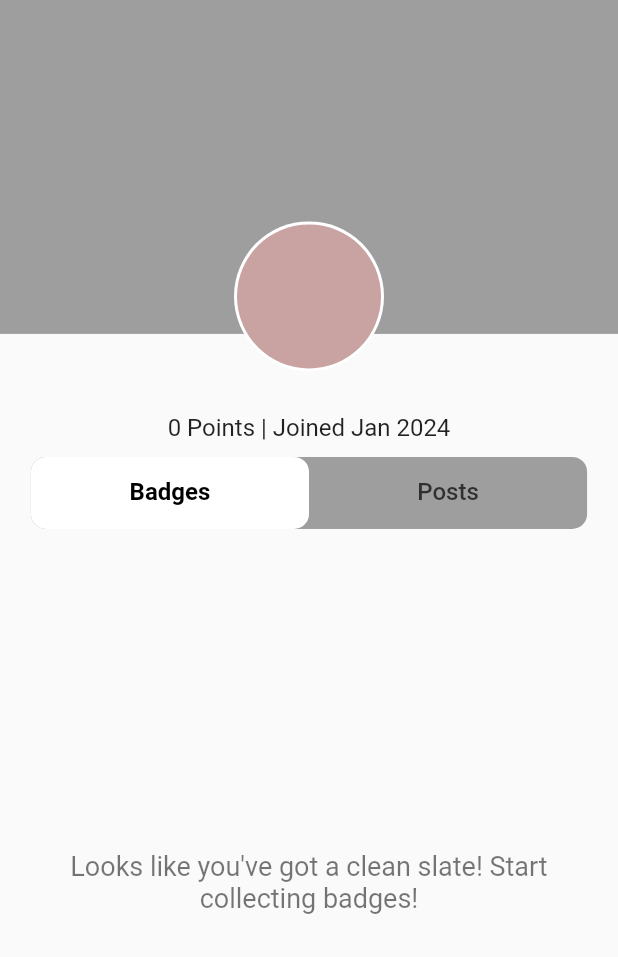
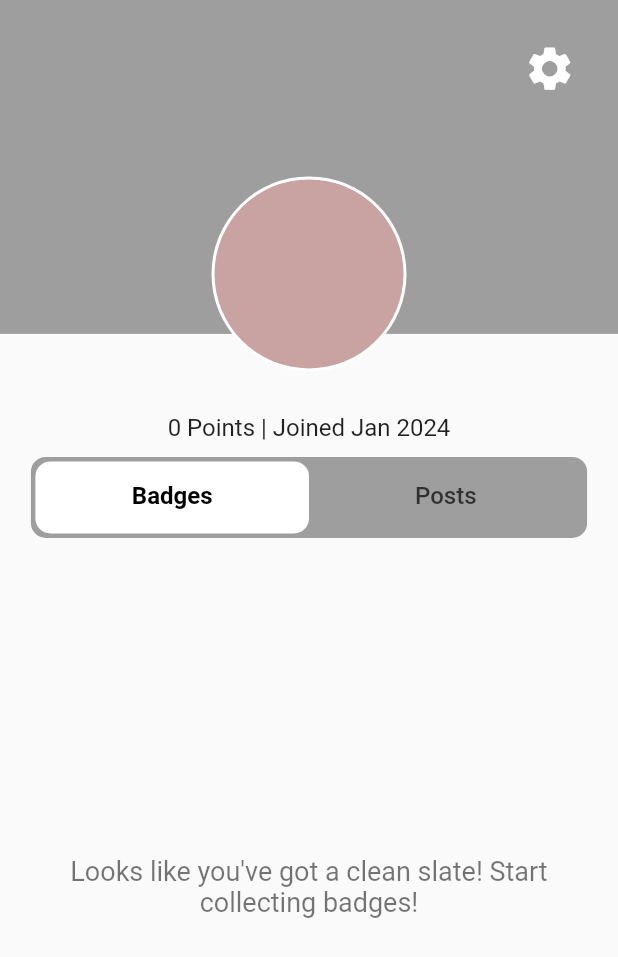
Before and after one commit to babelrobotics/babel_app, a Flutter app: the ProfileScreen screen opened by its route, on a phone screen of 412 x 824 dp. Shown: the top 957 px of the screen. Run offline on Flutter 3.47's test engine with Material 2 defaults, Android fonts, the phone set to English and light mode, and no system bars; our stand-ins replace cloud_firestore, firebase_analytics, firebase_auth, firebase_core, font_awesome_flutter, google_fonts and 3 more; accounts and stored records are empty.

Commit message:
Settings cog page

```diff
--- a/lib/profile/profile.dart
+++ b/lib/profile/profile.dart
@@ -2,6 +2,7 @@ import 'package:flutter/material.dart';
 import 'package:flutter/foundation.dart';
 import 'package:font_awesome_flutter/font_awesome_flutter.dart';
 import 'package:provider/provider.dart';
+import 'settings.dart';
 
 import 'package:babelbots/services/services.dart';
 
@@ -10,7 +11,6 @@ class ProfileScreen extends StatelessWidget {
 
   @override
   Widget build(BuildContext context) {
-
     User user = Provider.of<User>(context);
 
     // Default banner image - a flat colored Container
@@ -20,17 +20,25 @@ class ProfileScreen extends StatelessWidget {
 
     // Default avatar image - a flat colored CircleAvatar
     Widget avatarImage = user.picture?.isEmpty ?? true
-        ? CircleAvatar(radius: 48, backgroundColor: const Color.fromARGB(255, 201, 162, 162)) // Default flat color
-        : CircleAvatar(radius: 48, backgroundImage: NetworkImage(user.picture)); // Network image
+        ? CircleAvatar(
+            radius: 63,
+            backgroundColor:
+                const Color.fromARGB(255, 201, 162, 162)) // Default flat color
+        : CircleAvatar(
+            radius: 63,
+            backgroundImage: NetworkImage(user.picture)); // Network image
 
     return Scaffold(
       body: SafeArea(
-        child: Column(
+          child: Stack(
+        children: <Widget>[
+          Column(
             children: <Widget>[
               Flexible(
                 flex: 3,
                 child: Stack(
-                clipBehavior: Clip.none, // Allows the avatar to overlap the bottom edge of the banner
+                  clipBehavior: Clip
+                      .none, // Allows the avatar to overlap the bottom edge of the banner
                   alignment: Alignment.bottomCenter,
                   children: <Widget>[
                     Container(
@@ -38,9 +46,10 @@ class ProfileScreen extends StatelessWidget {
                       child: bannerImage, // Use the banner image widget
                     ),
                     Positioned(
-                    bottom: -25, // Half of the avatar's radius to hang off the bottom of the banner
+                      bottom:
+                          -25, // Half of the avatar's radius to hang off the bottom of the banner
                       child: CircleAvatar(
-                      radius: 50,
+                        radius: 65,
                         backgroundColor: Colors.white,
                         child: avatarImage, // Use the avatar image widget
                       ),
@@ -48,15 +57,15 @@ class ProfileScreen extends StatelessWidget {
                   ],
                 ),
               ),
-            SizedBox(height: 30), // To give some space between the avatar and the name
+              SizedBox(
+                  height:
+                      30), // To give some space between the avatar and the name
               Text(
                 user.name,
                 style: Theme.of(context).textTheme.titleLarge,
               ),
-            Text(
-              '${user.points} Points | Joined ${user.createdDateTime}',
-              style: Theme.of(context).textTheme.bodyMedium
-            ),
+              Text('${user.points} Points | Joined ${user.createdDateTime}',
+                  style: Theme.of(context).textTheme.bodyMedium),
               SizedBox(height: 10),
               Flexible(
                 flex: 7,
@@ -69,27 +78,30 @@ class ProfileScreen extends StatelessWidget {
                         children: <Widget>[
                           Container(
                             decoration: BoxDecoration(
-                            color: Colors.grey, // Grey background for the whole tab bar
-                            borderRadius: BorderRadius.circular(10), // Rounded corners for the container
+                              color: Colors
+                                  .grey, // Grey background for the whole tab bar
+                              borderRadius: BorderRadius.circular(
+                                  10), // Rounded corners for the container
                             ),
+                            child: Padding(
+                              padding: const EdgeInsets.all(3.0),
                               child: TabBar(
                                 tabs: [
                                   Tab(text: 'Badges'),
                                   Tab(text: 'Posts'),
                                 ],
                                 indicator: BoxDecoration(
-                              color: Colors.white, // White background for the selected tab
+                                  color: Colors
+                                      .white, // White background for the selected tab
                                   borderRadius: BorderRadius.circular(10),
                                 ),
                                 indicatorSize: TabBarIndicatorSize.tab,
                               ),
                             ),
+                          ),
                           Expanded(
                             child: TabBarView(
-                            children: [
-                              BadgeList(),
-                              PostList()
-                            ],
+                              children: [BadgeList(), PostList()],
                             ),
                           ),
                         ],
@@ -100,7 +112,21 @@ class ProfileScreen extends StatelessWidget {
               ),
             ],
           ),
-      ),
+          Positioned(
+              top: 20,
+              right: 20,
+              child: IconButton(
+                  icon: Icon(Icons.settings),
+                  iconSize: 35,
+                  color: Colors.white,
+                  onPressed: () {
+                    Navigator.push(
+                      context,
+                      MaterialPageRoute(builder: (context) => const Settings()),
+                    );
+                  }))
+        ],
+      )),
     );
   }
 }
```
Also changed, not shown: lib/profile/settings.dart (added, +24 -0 lines). Lines whose indentation alone changed are shown as unchanged.
